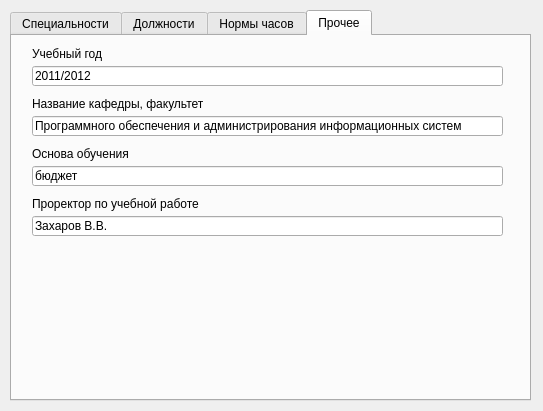
First picture: the form in settings.ui, repository alexeypertcev/ksu-ivt-nagruzka, before the edit.
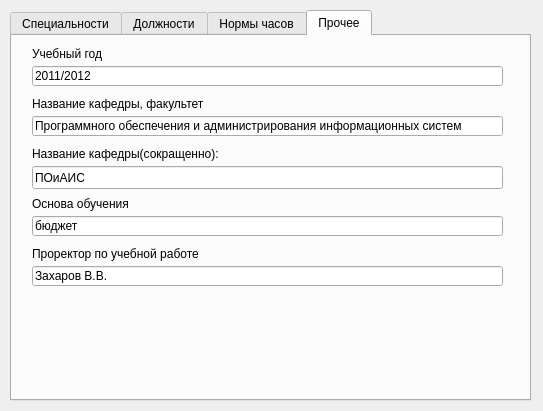
Second picture: the form after the edit. The open tabs and pages were chosen to show the change.

What changed in the file:
```diff
--- a/settings.ui
+++ b/settings.ui
@@ -191,7 +191,7 @@
      <property name="geometry">
       <rect>
        <x>20</x>
-       <y>110</y>
+       <y>160</y>
        <width>101</width>
        <height>16</height>
       </rect>
@@ -204,7 +204,7 @@
      <property name="geometry">
       <rect>
        <x>20</x>
-       <y>130</y>
+       <y>180</y>
        <width>471</width>
        <height>20</height>
       </rect>
@@ -217,7 +217,7 @@
      <property name="geometry">
       <rect>
        <x>20</x>
-       <y>160</y>
+       <y>210</y>
        <width>171</width>
        <height>16</height>
       </rect>
@@ -230,7 +230,7 @@
      <property name="geometry">
       <rect>
        <x>20</x>
-       <y>180</y>
+       <y>230</y>
        <width>471</width>
        <height>20</height>
       </rect>
@@ -239,6 +239,32 @@
       <string>Захаров В.В.</string>
      </property>
     </widget>
+    <widget class="QLineEdit" name="lineEdit_5">
+     <property name="geometry">
+      <rect>
+       <x>20</x>
+       <y>130</y>
+       <width>471</width>
+       <height>23</height>
+      </rect>
+     </property>
+     <property name="text">
+      <string>ПОиАИС</string>
+     </property>
+    </widget>
+    <widget class="QLabel" name="label_5">
+     <property name="geometry">
+      <rect>
+       <x>20</x>
+       <y>110</y>
+       <width>201</width>
+       <height>16</height>
+      </rect>
+     </property>
+     <property name="text">
+      <string>Название кафедры(сокращенно):</string>
+     </property>
+    </widget>
    </widget>
   </widget>
  </widget>
```
Left out of the diff: 2 changed lines with no effect on the pictures.
